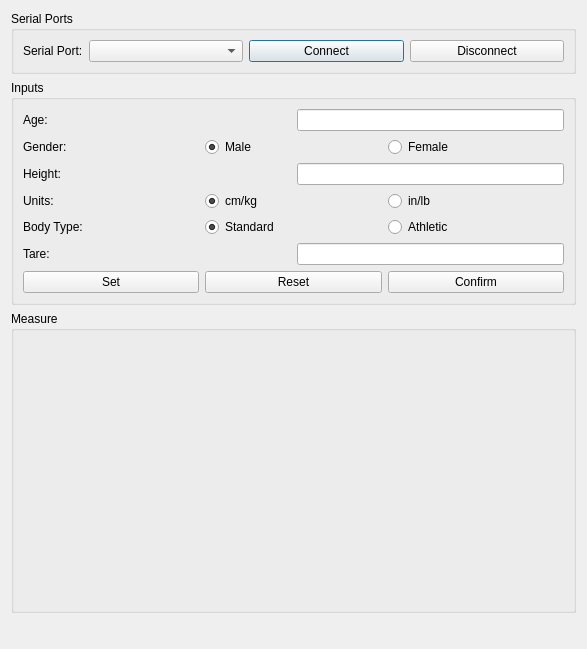
Old version of the form src/dialogs/bodycompositiondialog.ui in the repository CLSA/cypress.
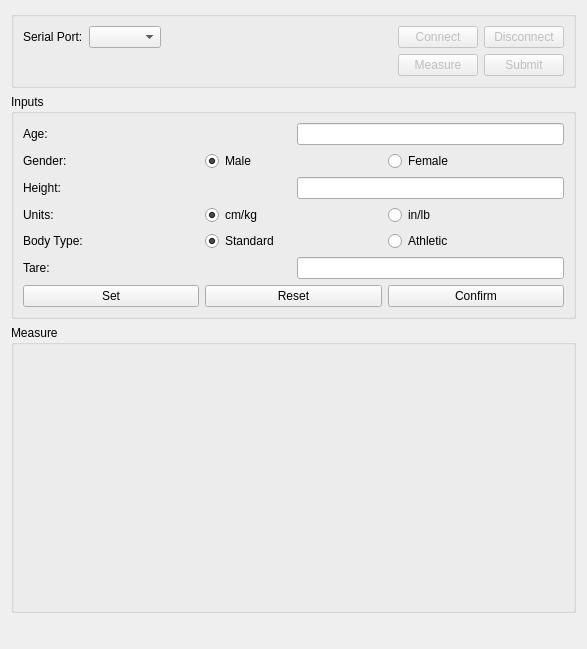
New version of the form. Custom widgets are drawn as their Qt base class.

Commit message: refactored dialog layouts and added participant info

The edit to the form file:
```diff
--- a/src/dialogs/bodycompositiondialog.ui
+++ b/src/dialogs/bodycompositiondialog.ui
@@ -23,9 +23,9 @@
       </sizepolicy>
      </property>
      <property name="title">
-      <string>Serial Ports</string>
+      <string/>
      </property>
-     <layout class="QVBoxLayout" name="verticalLayout" stretch="0">
+     <layout class="QVBoxLayout" name="verticalLayout">
       <item>
        <layout class="QHBoxLayout" name="horizontalLayout_3">
         <item>
@@ -44,8 +44,24 @@
         <item>
          <widget class="QComboBox" name="deviceComboBox"/>
         </item>
+        <item>
+         <spacer name="horizontalSpacer">
+          <property name="orientation">
+           <enum>Qt::Horizontal</enum>
+          </property>
+          <property name="sizeHint" stdset="0">
+           <size>
+            <width>40</width>
+            <height>20</height>
+           </size>
+          </property>
+         </spacer>
+        </item>
         <item>
          <widget class="QPushButton" name="connectButton">
+          <property name="enabled">
+           <bool>false</bool>
+          </property>
           <property name="text">
            <string>Connect</string>
           </property>
@@ -53,6 +69,9 @@
         </item>
         <item>
          <widget class="QPushButton" name="disconnectButton">
+          <property name="enabled">
+           <bool>false</bool>
+          </property>
           <property name="text">
            <string>Disconnect</string>
           </property>
@@ -60,6 +79,43 @@
         </item>
        </layout>
       </item>
+      <item>
+       <layout class="QHBoxLayout" name="horizontalLayout">
+        <item>
+         <spacer name="horizontalSpacer_2">
+          <property name="orientation">
+           <enum>Qt::Horizontal</enum>
+          </property>
+          <property name="sizeHint" stdset="0">
+           <size>
+            <width>40</width>
+            <height>20</height>
+           </size>
+          </property>
+         </spacer>
+        </item>
+        <item>
+         <widget class="QPushButton" name="measureButton">
+          <property name="enabled">
+           <bool>false</bool>
+          </property>
+          <property name="text">
+           <string>Measure</string>
+          </property>
+         </widget>
+        </item>
+        <item>
+         <widget class="QPushButton" name="submitButton">
+          <property name="enabled">
+           <bool>false</bool>
+          </property>
+          <property name="text">
+           <string>Submit</string>
+          </property>
+         </widget>
+        </item>
+       </layout>
+      </item>
      </layout>
     </widget>
    </item>
```
The commit also changes 13 other files.
